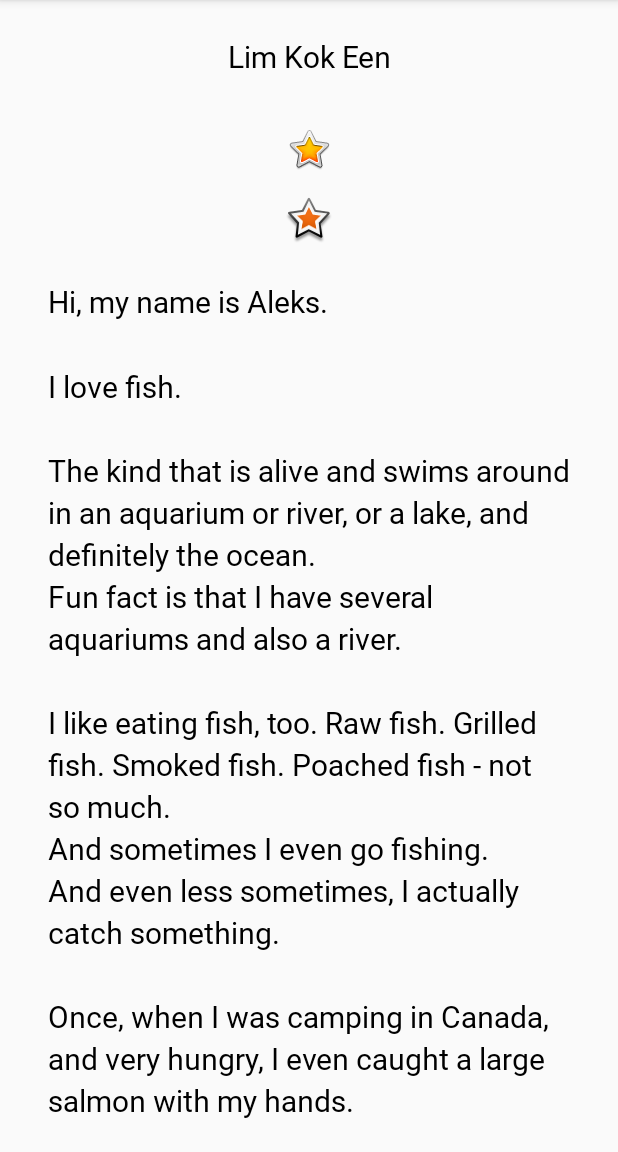
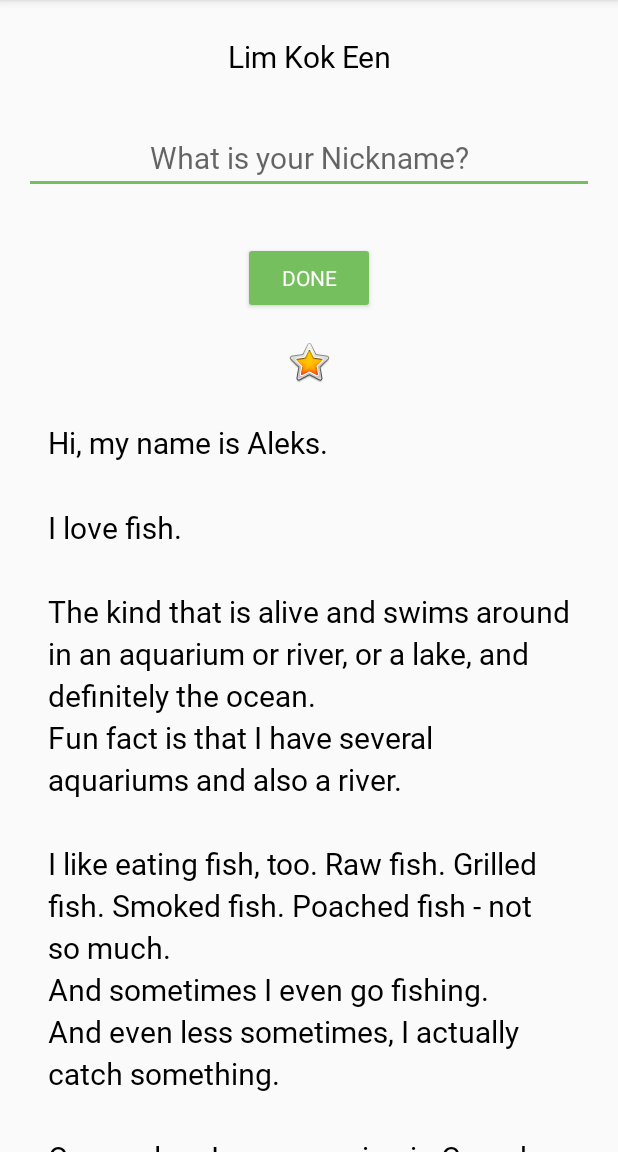
Before and after one commit to cherrylim99/AboutMe, an Android app: the screen it shows after launch (MainActivity), on a phone screen of 412 x 824 dp, the part 84-1236 px from its top. Run offline under Robolectric (Android 15) with nearby library versions, the phone set to English and light mode, and no system bars.

Commit message:
Practical_2.2: - User interactive action - Add nickname - Update nickname

```diff
--- a/app/src/main/res/layout/activity_main.xml
+++ b/app/src/main/res/layout/activity_main.xml
@@ -16,6 +16,36 @@
         android:textAlignment="center"
         style="@style/NameStyle" />
 
+    <EditText
+        android:id="@+id/nickname_edit"
+        style="@style/NameStyle"
+        android:layout_width="match_parent"
+        android:layout_height="wrap_content"
+        android:ems="10"
+        android:hint="@string/what_is_your_nickname"
+        android:inputType="textPersonName"
+        android:textAlignment="center" />
+
+    <Button
+        android:id="@+id/done_button"
+        style="@style/Widget.AppCompat.Button.Colored"
+        android:layout_width="wrap_content"
+        android:layout_height="wrap_content"
+        android:layout_gravity="center_horizontal"
+        android:layout_marginTop="@dimen/layout_margin"
+        android:fontFamily="roboto"
+        android:text="@string/done" />
+
+    <TextView
+        android:id="@+id/nickname_text"
+        style="@style/NameStyle"
+        android:layout_width="match_parent"
+        android:layout_height="wrap_content"
+        android:textAlignment="center"
+        android:visibility="gone"
+        android:background="@color/colorAccent"
+        android:paddingBottom="@dimen/small_padding"/>
+
     <ImageView
         android:id="@+id/star_image"
         android:layout_width="match_parent"
@@ -29,7 +59,7 @@
         android:layout_width="match_parent"
         android:layout_height="match_parent">
 
-        <LinearLayout
+<!--        <LinearLayout
             android:layout_width="match_parent"
             android:layout_height="wrap_content"
             android:orientation="vertical">
@@ -40,7 +70,7 @@
                 android:layout_height="wrap_content"
                 android:layout_marginTop="16dp"
                 android:contentDescription="@string/yellow_star2"
-                app:srcCompat="@android:drawable/star_big_on" />
+                app:srcCompat="@android:drawable/star_big_on" />-->
 
             <TextView
                 android:id="@+id/bio_text"
@@ -51,6 +81,6 @@
                 android:paddingStart="@dimen/layout_padding"
                 android:paddingEnd="@dimen/layout_padding"
                 android:text="@string/bio" />
-        </LinearLayout>
+        <!--</LinearLayout>-->
     </ScrollView>
 </LinearLayout>
--- a/app/src/main/res/values/colors.xml
+++ b/app/src/main/res/values/colors.xml
@@ -2,5 +2,5 @@
 <resources>
     <color name="colorPrimary">#008577</color>
     <color name="colorPrimaryDark">#00574B</color>
-    <color name="colorAccent">#D81B60</color>
+    <color name="colorAccent">#76bf5e</color>
 </resources>
--- a/app/src/main/res/values/strings.xml
+++ b/app/src/main/res/values/strings.xml
@@ -14,4 +14,6 @@
     \nYou should ask someone else about fishing, though.\n\n
     </string>
     <string name="yellow_star2">Yellow Star 2</string>
+    <string name="what_is_your_nickname">What is your Nickname?</string>
+    <string name="done">Done</string>
 </resources>
```
Also changed, not shown: app/src/main/java/com/example/aboutme/MainActivity.kt (+34 -0 lines).
